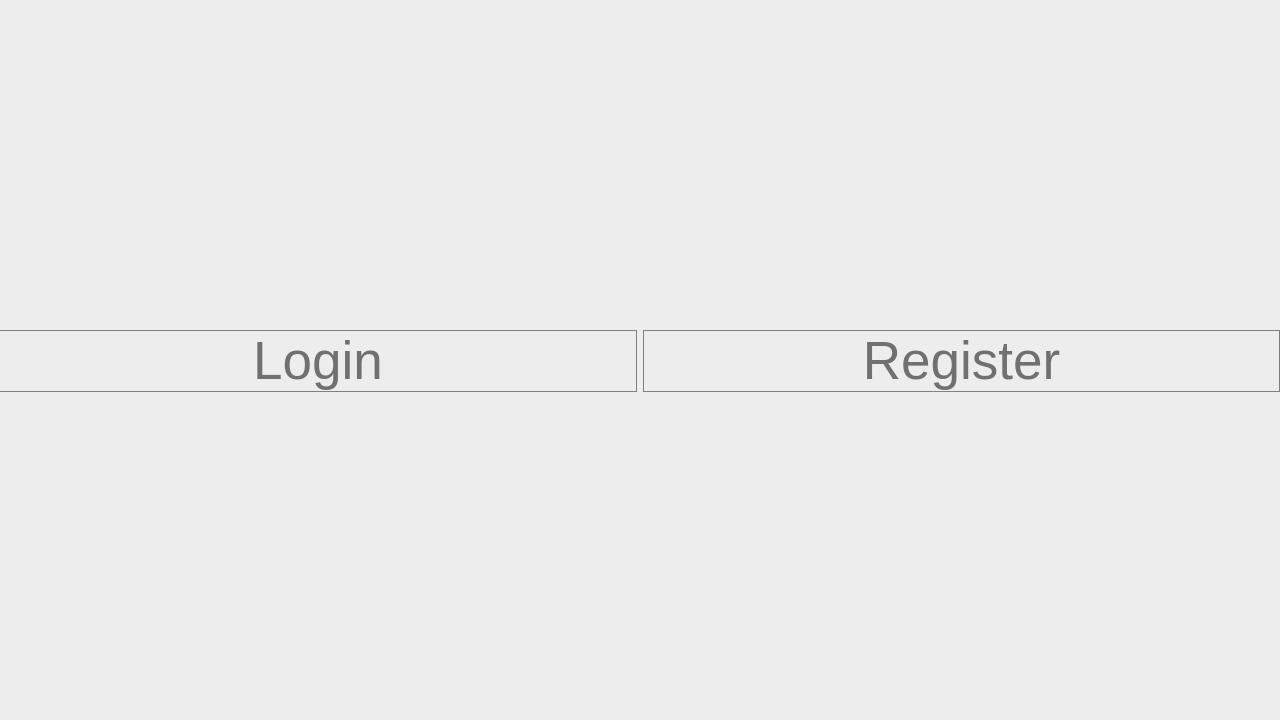
Above: main/design/start.ui from EeveeSnow/Password-Project before the change. Below: the same form after it.
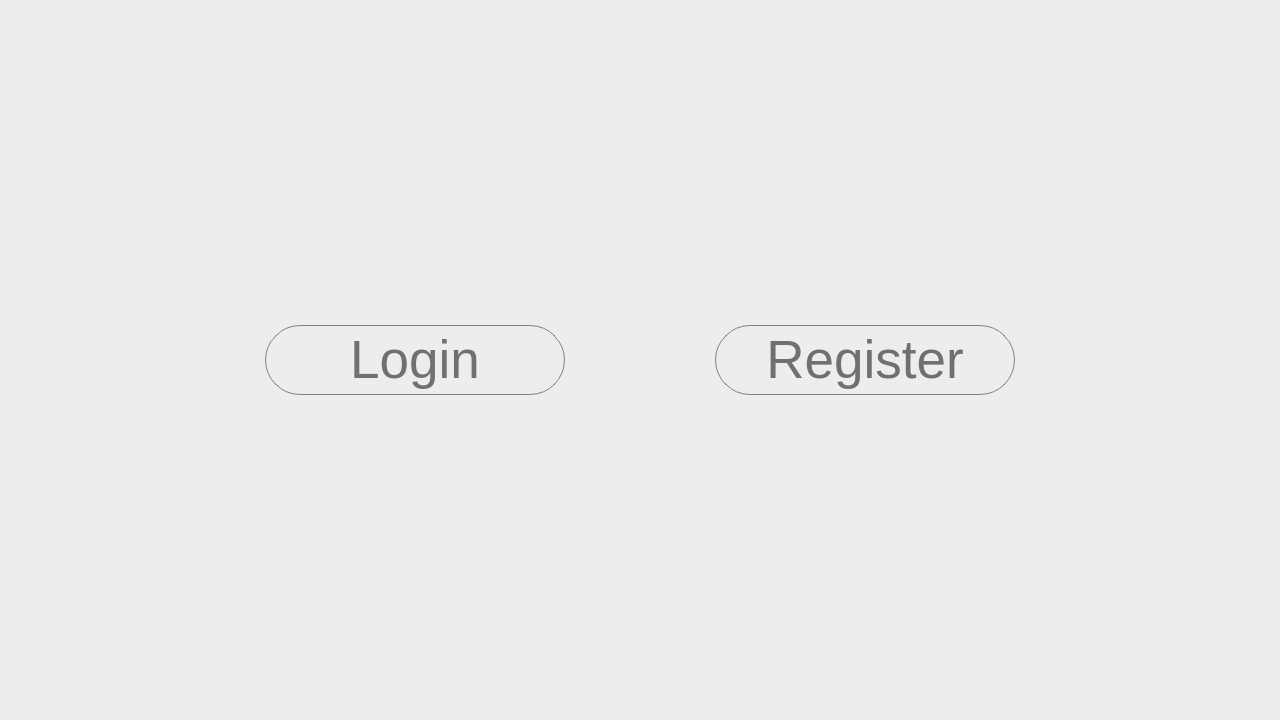
That is the form after the change.

```diff
--- a/main/design/start.ui
+++ b/main/design/start.ui
@@ -34,100 +34,63 @@
   <property name="styleSheet">
    <string notr="true">background-color: rgb(237, 237, 237);</string>
   </property>
-  <widget class="QWidget" name="formLayoutWidget_3">
+  <widget class="QPushButton" name="registerButton">
    <property name="geometry">
     <rect>
-     <x>-1</x>
-     <y>0</y>
-     <width>1281</width>
-     <height>721</height>
+     <x>715</x>
+     <y>325</y>
+     <width>300</width>
+     <height>70</height>
     </rect>
    </property>
-   <layout class="QFormLayout" name="mainlayout">
-    <property name="sizeConstraint">
-     <enum>QLayout::SetDefaultConstraint</enum>
-    </property>
-    <property name="fieldGrowthPolicy">
-     <enum>QFormLayout::FieldsStayAtSizeHint</enum>
-    </property>
-    <property name="rowWrapPolicy">
-     <enum>QFormLayout::DontWrapRows</enum>
-    </property>
-    <property name="labelAlignment">
-     <set>Qt::AlignBottom|Qt::AlignJustify</set>
-    </property>
-    <property name="formAlignment">
-     <set>Qt::AlignCenter</set>
-    </property>
-    <item row="0" column="0" colspan="2">
-     <layout class="QHBoxLayout" name="horizontalLayout">
-      <item>
-       <layout class="QVBoxLayout" name="verticalLayout_4">
-        <item>
-         <layout class="QFormLayout" name="formLayout_2"/>
-        </item>
-        <item>
-         <widget class="QPushButton" name="loginButton">
-          <property name="font">
-           <font>
-            <family>Segoe UI</family>
-            <pointsize>40</pointsize>
-            <stylestrategy>PreferAntialias</stylestrategy>
-           </font>
-          </property>
-          <property name="autoFillBackground">
-           <bool>false</bool>
-          </property>
-          <property name="styleSheet">
-           <string notr="true">background-color: #ededed; border: 1px solid grey;
+   <property name="font">
+    <font>
+     <family>Segoe UI</family>
+     <pointsize>40</pointsize>
+     <stylestrategy>PreferAntialias</stylestrategy>
+    </font>
+   </property>
+   <property name="autoFillBackground">
+    <bool>false</bool>
+   </property>
+   <property name="styleSheet">
+    <string notr="true">background-color: #ededed; border: 1px solid grey;
      border-radius: 35px;
 font: 40pt &quot;Segoe UI&quot;;
 color: #707070</string>
-          </property>
-          <property name="text">
-           <string>Login</string>
-          </property>
-         </widget>
-        </item>
-       </layout>
-      </item>
-      <item>
-       <layout class="QVBoxLayout" name="verticalLayout">
-        <item>
-         <layout class="QFormLayout" name="formLayout"/>
-        </item>
-       </layout>
-      </item>
-      <item>
-       <layout class="QVBoxLayout" name="verticalLayout_2">
-        <item>
-         <widget class="QPushButton" name="registerButton">
-          <property name="font">
-           <font>
-            <family>Segoe UI</family>
-            <pointsize>40</pointsize>
-            <stylestrategy>PreferAntialias</stylestrategy>
-           </font>
-          </property>
-          <property name="autoFillBackground">
-           <bool>false</bool>
-          </property>
-          <property name="styleSheet">
-           <string notr="true">background-color: #ededed; border: 1px solid grey;
+   </property>
+   <property name="text">
+    <string>Register</string>
+   </property>
+  </widget>
+  <widget class="QPushButton" name="loginButton">
+   <property name="geometry">
+    <rect>
+     <x>265</x>
+     <y>325</y>
+     <width>300</width>
+     <height>70</height>
+    </rect>
+   </property>
+   <property name="font">
+    <font>
+     <family>Segoe UI</family>
+     <pointsize>40</pointsize>
+     <stylestrategy>PreferAntialias</stylestrategy>
+    </font>
+   </property>
+   <property name="autoFillBackground">
+    <bool>false</bool>
+   </property>
+   <property name="styleSheet">
+    <string notr="true">background-color: #ededed; border: 1px solid grey;
      border-radius: 35px;
 font: 40pt &quot;Segoe UI&quot;;
 color: #707070</string>
-          </property>
-          <property name="text">
-           <string>Register</string>
-          </property>
-         </widget>
-        </item>
-       </layout>
-      </item>
-     </layout>
-    </item>
-   </layout>
+   </property>
+   <property name="text">
+    <string>Login</string>
+   </property>
   </widget>
  </widget>
  <resources/>
```
